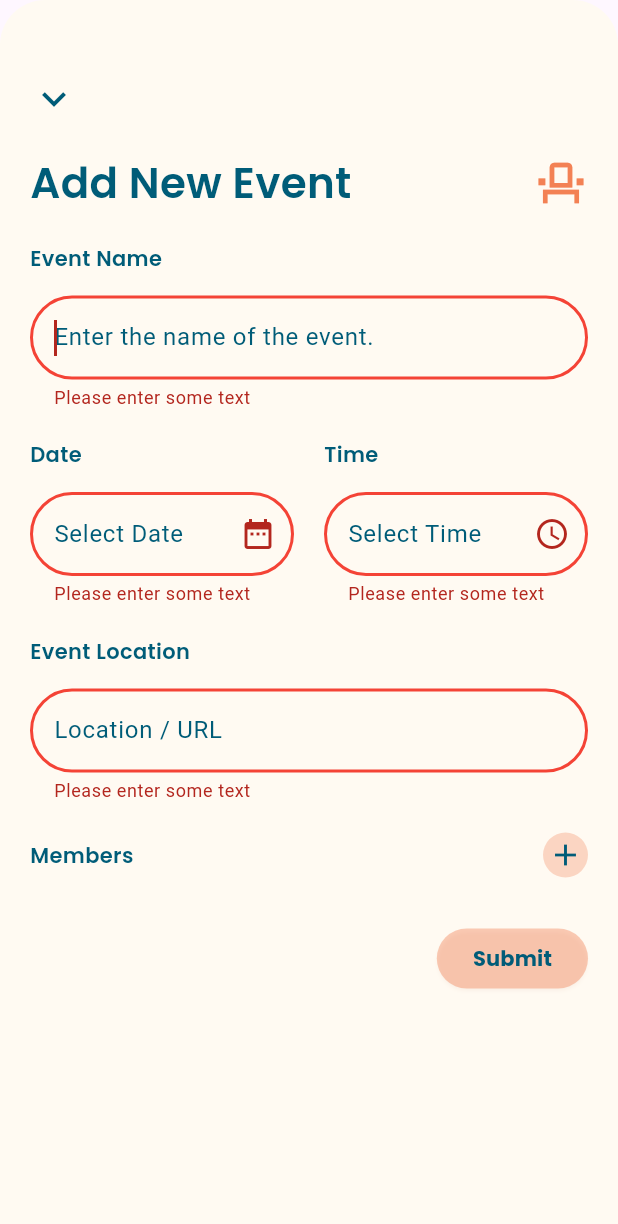
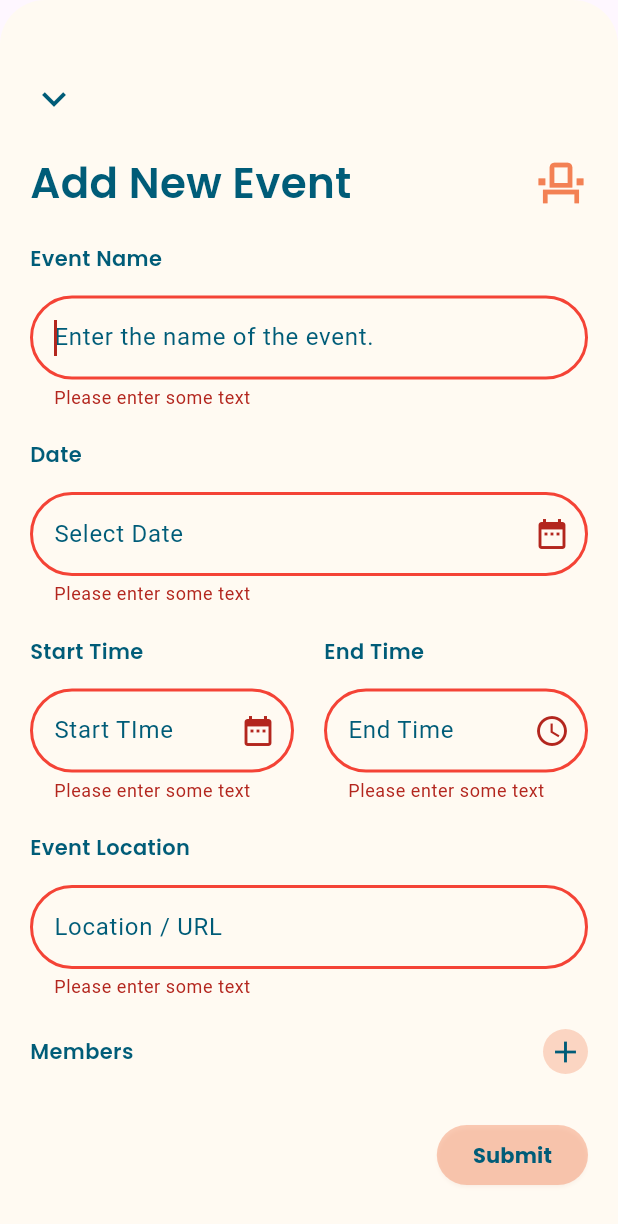
Before and after one commit to mvishnuprasad/taskIt, a Flutter app: the AddEvent widget shown alone on an empty page, opened directly, after a tap on "Submit", on a phone screen of 412 x 824 dp. Shown: the top 1224 px of the screen. Run offline on Flutter 3.47's test engine with Material 3 defaults, Android fonts, the phone set to English and light mode, and no system bars; our stand-ins replace calendar_view, date_picker_timeline, flutter_riverpod, google_fonts, hive, hive_flutter; missing offline and left inert: flutter_week_view; accounts and stored records are empty.

Commit message:
Add event

```diff
--- a/lib/components/textviews/text_field.dart
+++ b/lib/components/textviews/text_field.dart
@@ -1,21 +1,31 @@
 import 'package:flutter/material.dart';
+import 'package:intl/intl.dart';
 import 'package:taskit/components/textviews/text_view.dart';
 
 import '../../constants/appconstants.dart';
 
-class TextFieldView extends StatelessWidget {
+class TextFieldView extends StatefulWidget {
   final String hintText;
   final String title;
+  final TextEditingController controller;
   IconData? suffixIcon;
+
   TextFieldView(
       {super.key,
       required this.hintText,
       this.suffixIcon,
-      required this.title});
+      required this.title,
+      required this.controller});
 
+  @override
+  State<TextFieldView> createState() => _TextFieldViewState();
+}
+
+class _TextFieldViewState extends State<TextFieldView> {
   @override
   Widget build(BuildContext context) {
     DateTime selectedDate = DateTime.now();
+    TimeOfDay selectedTime = TimeOfDay.now();
     Future<void> selectDate(BuildContext context) async {
       final DateTime? picked = await showDatePicker(
           context: context,
@@ -23,10 +33,32 @@ class TextFieldView extends StatelessWidget {
           firstDate: DateTime(2015, 8),
           lastDate: DateTime(2101));
       if (picked != null && picked != selectedDate) {
-        //setState(() {
-        selectedDate = picked;
-        debugPrint("ioiijoij$selectedDate");
-        //});
+        setState(() {
+          selectedDate = picked;
+          widget.controller.text =
+              DateFormat('yyyy-MM-dd').format(selectedDate);
+        });
+      }
+    }
+
+    Future<void> selectTime(BuildContext context) async {
+      final TimeOfDay? pickedTime = await showTimePicker(
+          context: context,
+          initialTime: selectedTime,
+          builder: (BuildContext context, Widget? child) {
+            return MediaQuery(
+                data: MediaQuery.of(context)
+                    .copyWith(alwaysUse24HourFormat: true),
+                child: child!);
+          });
+
+      if (pickedTime != null && pickedTime != selectedTime) {
+        setState(() {
+          selectedTime = pickedTime;
+          String formattedTime =
+              '${selectedTime.hour}:${selectedTime.minute.toString().padLeft(2, '0')}';
+          widget.controller.text = formattedTime;
+        });
       }
     }
 
@@ -34,7 +66,7 @@ class TextFieldView extends StatelessWidget {
       crossAxisAlignment: CrossAxisAlignment.start,
       children: [
         TextView(
-          title: title,
+          title: widget.title,
           fontSize: 14,
           fontWeight: FontWeight.w600,
           color: AppThemeColors.primaryColor,
@@ -43,7 +75,7 @@ class TextFieldView extends StatelessWidget {
           height: 15,
         ),
         TextFormField(
-          //controller: _textController,
+          controller: widget.controller,
           validator: (value) {
             if (value == null || value.isEmpty) {
               return 'Please enter some text';
@@ -53,12 +85,23 @@ class TextFieldView extends StatelessWidget {
           autofocus: true,
           decoration: InputDecoration(
             suffixIcon: GestureDetector(
-              child: Icon(suffixIcon),
-              onTap: () => selectDate(context),
-            ),
-            hintText: hintText,
+                child: Icon(widget.suffixIcon),
+                onTap: () async {
+                  if (widget.title == "Date") {
+                    await selectDate(context);
+                  } else if (widget.title == "Start Time" ||
+                      widget.title == "End Time") {
+                    await selectTime(context);
+                  }
+                }),
+            hintText: widget.hintText,
             alignLabelWithHint: true,
             hintStyle: TextStyle(color: AppThemeColors.primaryColor),
+            disabledBorder: OutlineInputBorder(
+              borderRadius: BorderRadius.circular(30.0),
+              borderSide: BorderSide(
+                  color: AppThemeColors.highLight.withOpacity(0.3), width: 2.0),
+            ),
             enabledBorder: OutlineInputBorder(
               borderRadius: BorderRadius.circular(30.0),
               borderSide: BorderSide(
@@ -71,13 +114,11 @@ class TextFieldView extends StatelessWidget {
             ),
             errorBorder: OutlineInputBorder(
               borderRadius: BorderRadius.circular(30.0),
-              borderSide: const BorderSide(
-                  color: Colors.red, width: 2.0),
+              borderSide: const BorderSide(color: Colors.red, width: 2.0),
             ),
             focusedErrorBorder: OutlineInputBorder(
               borderRadius: BorderRadius.circular(30.0),
-              borderSide: const BorderSide(
-                  color: Colors.red, width: 2.0),
+              borderSide: const BorderSide(color: Colors.red, width: 2.0),
             ),
           ),
         )
--- a/lib/models/eventmodel.dart
+++ b/lib/models/eventmodel.dart
@@ -2,9 +2,7 @@ import 'package:hive/hive.dart';
 
 part 'eventmodel.g.dart';
 
-
-
-@HiveType(typeId: 0,adapterName: "EventModelAdapter")
+@HiveType(typeId: 0, adapterName: "EventModelAdapter")
 class EventModel extends HiveObject {
   @HiveField(0)
   String title;
@@ -13,20 +11,22 @@ class EventModel extends HiveObject {
   String date;
 
   @HiveField(2)
-  String time;
+  String startTime;
 
   @HiveField(3)
+  String endTime;
+
+  @HiveField(4)
   String location;
 
-  @HiveField(4)
+  @HiveField(5)
   List<String>? members;
-
-
 
   EventModel({
     required this.title,
     required this.date,
-    required this.time,
+    required this.startTime,
+    required this.endTime,
     required this.location,
     this.members,
   });
--- a/lib/pages/add_event.dart
+++ b/lib/pages/add_event.dart
@@ -1,7 +1,9 @@
 import 'package:flutter/material.dart';
 import 'package:flutter_riverpod/flutter_riverpod.dart';
 import 'package:taskit/components/textviews/text_field.dart';
+import 'package:taskit/models/eventmodel.dart';
 import 'package:taskit/providers/dataproviders.dart';
+import '../components/persistance/hive.dart';
 import '../components/textviews/text_view.dart';
 import '../constants/appconstants.dart';
 
@@ -15,6 +17,11 @@ class AddEvent extends ConsumerWidget {
     final width = MediaQuery.sizeOf(context).width;
     final formKey = GlobalKey<FormState>();
     //final height = MediaQuery.sizeOf(context).height;
+    TextEditingController eventNameController = TextEditingController();
+    TextEditingController dateController = TextEditingController();
+    TextEditingController startTimeController = TextEditingController();
+    TextEditingController endTimeController = TextEditingController();
+    TextEditingController locationController = TextEditingController();
     return Form(
       autovalidateMode: AutovalidateMode.onUserInteraction,
       key: formKey,
@@ -64,6 +71,16 @@ class AddEvent extends ConsumerWidget {
             TextFieldView(
               hintText: "Enter the name of the event.",
               title: 'Event Name',
+              controller: eventNameController,
+            ),
+            const SizedBox(
+              height: 20,
+            ),
+            TextFieldView(
+              hintText: "Select Date",
+              suffixIcon: Icons.date_range,
+              title: 'Date',
+              controller: dateController,
             ),
             const SizedBox(
               height: 20,
@@ -74,16 +91,18 @@ class AddEvent extends ConsumerWidget {
                 SizedBox(
                     width: width * 0.5 - 30,
                     child: TextFieldView(
-                      hintText: "Select Date",
+                      hintText: "Start TIme",
                       suffixIcon: Icons.date_range,
-                      title: 'Date',
+                      title: 'Start Time',
+                      controller: startTimeController,
                     )),
                 SizedBox(
                     width: width * 0.5 - 30,
                     child: TextFieldView(
-                      hintText: "Select Time",
+                      hintText: "End Time",
                       suffixIcon: Icons.access_time_outlined,
-                      title: 'Time',
+                      title: 'End Time',
+                      controller: endTimeController,
                     ))
               ],
             ),
@@ -93,6 +112,7 @@ class AddEvent extends ConsumerWidget {
             TextFieldView(
               hintText: "Location / URL",
               title: 'Event Location',
+              controller: locationController,
             ),
             const SizedBox(
               height: 20,
@@ -133,10 +153,22 @@ class AddEvent extends ConsumerWidget {
                   ),
                   onPressed: () {
                     if (formKey.currentState!.validate()) {
-                      ScaffoldMessenger.of(context).showSnackBar(
-                        const SnackBar(content: Text('Processing Data')),
-                      );
+                      eventData.add(EventModel(
+                          title: eventNameController.text,
+                          date: dateController.text,
+                          startTime: startTimeController.text,
+                          location: locationController.text,
+                          endTime: endTimeController.text));
+                      debugPrint("${eventData.toList().length}");
+                      HiveMethods().saveToHive(EventModel(
+                          title: eventNameController.text,
+                          date: dateController.text,
+                          startTime: startTimeController.value.text,
+                          location: locationController.text,
+                          endTime: endTimeController.value.text));
+                      Navigator.pop(context);
                     }
+
                   },
                   child: TextView(
                     title: "Submit",
--- a/lib/pages/calendar_view.dart
+++ b/lib/pages/calendar_view.dart
@@ -1,16 +1,19 @@
 import 'package:flutter/material.dart';
 import 'package:calendar_view/calendar_view.dart';
-import 'package:taskit/components/dayview.dart';
+import 'package:flutter_riverpod/flutter_riverpod.dart';
+import 'package:taskit/components/event_dayview.dart';
 import 'package:taskit/components/date_timeline.dart';
 import 'package:taskit/constants/appconstants.dart';
+import 'package:taskit/providers/dataproviders.dart';
 import '../components/textviews/date_text.dart';
 import '../components/textviews/text_view.dart';
 
-class TaskCalendar extends StatelessWidget {
+class TaskCalendar extends ConsumerWidget {
   const TaskCalendar({super.key});
 
   @override
-  Widget build(BuildContext context) {
+  Widget build(BuildContext context, WidgetRef ref) {
+    final eventData = ref.watch(eventProvider);
     final height = MediaQuery.sizeOf(context).height;
     return CalendarControllerProvider(
         controller: EventController(),
```
Also changed, not shown: lib/components/dayview.dart (deleted, +0 -92 lines), lib/components/event_dayview.dart (added, +137 -0 lines), lib/components/persistance/hive.dart (added, +20 -0 lines), lib/models/eventmodel.g.dart.
